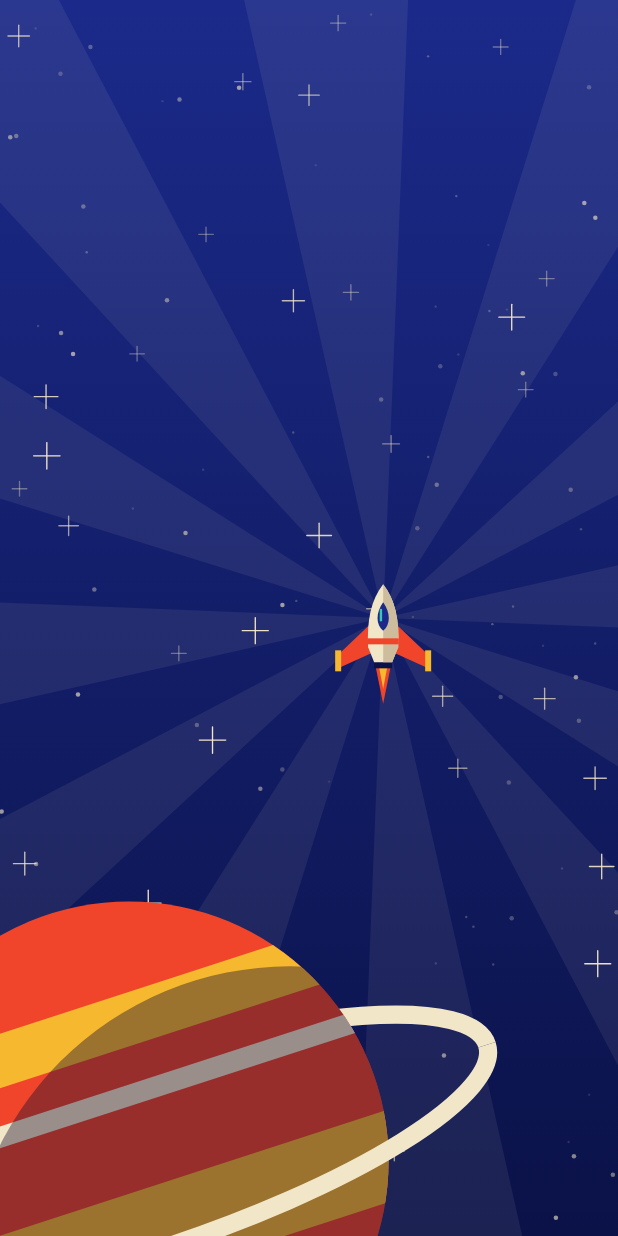
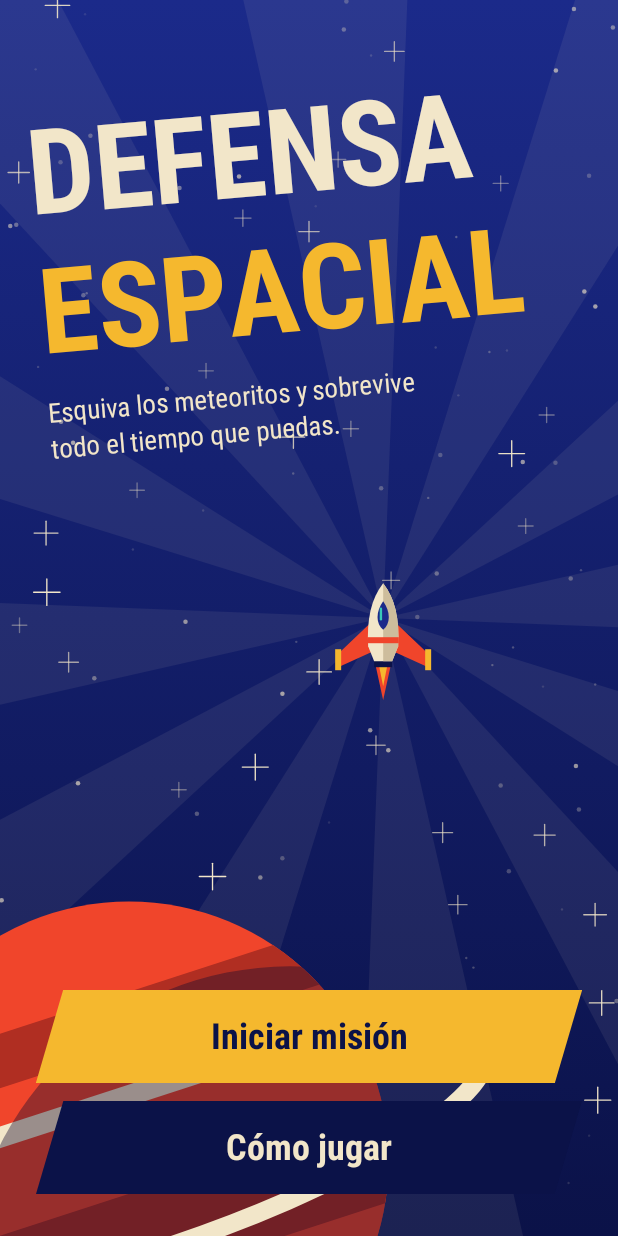
Before and after one commit to yefersonquispe-cloud/VideojuegoLab13, an Android app built with Jetpack Compose: the screen it shows after launch (MainActivity), on a phone screen of 412 x 824 dp. Run offline under Robolectric (Android 15) with nearby library versions, the phone set to English and light mode, and no system bars.

Commit message:
Implementé las pantallas del juego con AnimatedContent

```diff
--- /dev/null
+++ b/app/src/main/java/com/yeferson/videojuegolab13/components/GameOverlays.kt
@@ -0,0 +1,380 @@
+package com.yeferson.videojuegolab13.components
+
+import androidx.compose.animation.AnimatedContent
+import androidx.compose.animation.AnimatedVisibility
+import androidx.compose.animation.animateContentSize
+import androidx.compose.animation.core.Animatable
+import androidx.compose.animation.core.FastOutSlowInEasing
+import androidx.compose.animation.core.MutableTransitionState
+import androidx.compose.animation.core.RepeatMode
+import androidx.compose.animation.core.Spring
+import androidx.compose.animation.core.animateFloat
+import androidx.compose.animation.core.animateFloatAsState
+import androidx.compose.animation.core.animateIntAsState
+import androidx.compose.animation.core.infiniteRepeatable
+import androidx.compose.animation.core.rememberInfiniteTransition
+import androidx.compose.animation.core.spring
+import androidx.compose.animation.core.tween
+import androidx.compose.animation.expandVertically
+import androidx.compose.animation.fadeIn
+import androidx.compose.animation.fadeOut
+import androidx.compose.animation.scaleIn
+import androidx.compose.animation.scaleOut
+import androidx.compose.animation.shrinkVertically
+import androidx.compose.animation.togetherWith
+import androidx.compose.foundation.background
+import androidx.compose.foundation.clickable
+import androidx.compose.foundation.interaction.MutableInteractionSource
+import androidx.compose.foundation.interaction.collectIsPressedAsState
+import androidx.compose.foundation.layout.Arrangement
+import androidx.compose.foundation.layout.Box
+import androidx.compose.foundation.layout.BoxWithConstraints
+import androidx.compose.foundation.layout.Column
+import androidx.compose.foundation.layout.Row
+import androidx.compose.foundation.layout.Spacer
+import androidx.compose.foundation.layout.WindowInsets
+import androidx.compose.foundation.layout.displayCutout
+import androidx.compose.foundation.layout.fillMaxSize
+import androidx.compose.foundation.layout.fillMaxWidth
+import androidx.compose.foundation.layout.height
+import androidx.compose.foundation.layout.padding
+import androidx.compose.foundation.layout.windowInsetsPadding
+import androidx.compose.foundation.shape.GenericShape
+import androidx.compose.material3.MaterialTheme
+import androidx.compose.material3.Text
+import androidx.compose.runtime.Composable
+import androidx.compose.runtime.LaunchedEffect
+import androidx.compose.runtime.getValue
+import androidx.compose.runtime.mutableStateOf
+import androidx.compose.runtime.remember
+import androidx.compose.runtime.setValue
+import androidx.compose.ui.Alignment
+import androidx.compose.ui.Modifier
+import androidx.compose.ui.draw.clip
+import androidx.compose.ui.graphics.Color
+import androidx.compose.ui.graphics.graphicsLayer
+import androidx.compose.ui.input.pointer.pointerInput
+import androidx.compose.ui.text.TextStyle
+import androidx.compose.ui.unit.TextUnit
+import androidx.compose.ui.unit.dp
+import androidx.compose.ui.unit.sp
+import com.yeferson.videojuegolab13.game.GameEngine
+import com.yeferson.videojuegolab13.game.GamePhase
+import com.yeferson.videojuegolab13.ui.theme.Bermellon
+import com.yeferson.videojuegolab13.ui.theme.Hueso
+import com.yeferson.videojuegolab13.ui.theme.Mostaza
+import com.yeferson.videojuegolab13.ui.theme.Noche
+import kotlinx.coroutines.delay
+
+private enum class OverlayKind { MENU, COUNTDOWN, NONE, PAUSE, GAME_OVER }
+
+private val PosterShape = GenericShape { size, _ ->
+    moveTo(size.width * 0.05f, 0f)
+    lineTo(size.width, 0f)
+    lineTo(size.width * 0.95f, size.height)
+    lineTo(0f, size.height)
+    close()
+}
+
+@Composable
+fun GameOverlays(engine: GameEngine, modifier: Modifier = Modifier) {
+    val kind = when (engine.phase) {
+        GamePhase.MENU -> OverlayKind.MENU
+        GamePhase.COUNTDOWN -> OverlayKind.COUNTDOWN
+        GamePhase.PAUSED -> OverlayKind.PAUSE
+        GamePhase.GAME_OVER -> OverlayKind.GAME_OVER
+        else -> OverlayKind.NONE
+    }
+
+    // AnimatedContent cambia entre las pantallas del juego con tiempos personalizados
+    AnimatedContent(
+        targetState = kind,
+        modifier = modifier.fillMaxSize(),
+        transitionSpec = {
+            (fadeIn(tween(500, delayMillis = 120)) +
+                scaleIn(tween(500, delayMillis = 120), initialScale = 0.94f)) togetherWith
+                fadeOut(tween(300))
+        },
+        label = "pantallasDelJuego"
+    ) { current ->
+        when (current) {
+            OverlayKind.MENU -> MenuOverlay(engine)
+            OverlayKind.COUNTDOWN -> CountdownOverlay(engine)
+            OverlayKind.PAUSE -> PauseOverlay(engine)
+            OverlayKind.GAME_OVER -> GameOverOverlay(engine)
+            OverlayKind.NONE -> Box(Modifier.fillMaxSize())
+        }
+    }
+}
+
+@Composable
+private fun MenuOverlay(engine: GameEngine) {
+    var showHelp by remember { mutableStateOf(false) }
+
+    BoxWithConstraints(
+        modifier = Modifier
+            .fillMaxSize()
+            .windowInsetsPadding(WindowInsets.displayCutout)
+            .padding(horizontal = 24.dp, vertical = 28.dp)
+    ) {
+        val titleSize = (maxWidth.value / 4.6f).coerceAtMost(92f).sp
+
+        Column(
+            modifier = Modifier
+                .align(Alignment.TopStart)
+                .padding(top = 28.dp)
+                .graphicsLayer { rotationZ = -5f }
+        ) {
+            DroppingTitle(text = "DEFENSA", startDelay = 150, color = Hueso, fontSize = titleSize)
+            DroppingTitle(text = "ESPACIAL", startDelay = 560, color = Mostaza, fontSize = titleSize)
+            Spacer(Modifier.height(10.dp))
+            Text(
+                text = "Esquiva los meteoritos y sobrevive\ntodo el tiempo que puedas.",
+                style = MaterialTheme.typography.bodyLarge,
+                color = Hueso
+            )
+        }
+
+        Column(
+            modifier = Modifier
+                .align(Alignment.BottomCenter)
+                .fillMaxWidth()
+                .animateContentSize(spring(stiffness = Spring.StiffnessMediumLow)),
+            verticalArrangement = Arrangement.spacedBy(12.dp)
+        ) {
+            AnimatedVisibility(
+                visible = showHelp,
+                enter = expandVertically(spring(stiffness = Spring.StiffnessMediumLow)) + fadeIn(),
+                exit = shrinkVertically(tween(260)) + fadeOut(tween(200))
+            ) {
+                Column(
+                    modifier = Modifier
+                        .fillMaxWidth()
+                        .background(Noche.copy(alpha = 0.92f))
+                        .padding(16.dp),
+                    verticalArrangement = Arrangement.spacedBy(8.dp)
+                ) {
+                    HelpLine("Arrastra el dedo para mover la nave.")
+                    HelpLine("La nave dispara sola y los meteoritos grandes se parten.")
+                    HelpLine("Destruye meteoritos para cargar el pulso y limpia la pantalla.")
+                }
+            }
+            if (engine.bestScore > 0) {
+                Text(
+                    text = "Tu récord: ${engine.bestScore} puntos",
+                    style = MaterialTheme.typography.titleLarge,
+                    color = Hueso
+                )
+            }
+            PosterButton(
+                text = "Iniciar misión",
+                background = Mostaza,
+                content = Noche,
+                pulsing = true,
+                onClick = engine::startMission
+            )
+            PosterButton(
+                text = if (showHelp) "Ocultar ayuda" else "Cómo jugar",
+                background = Noche,
+                content = Hueso,
+                onClick = { showHelp = !showHelp }
+            )
+        }
+    }
+}
+
+@Composable
+private fun HelpLine(text: String) {
+    Text(text = text, style = MaterialTheme.typography.bodyLarge, color = Hueso)
+}
+
+// Las letras del título caen una por una con rebote
+@Composable
+private fun DroppingTitle(text: String, startDelay: Int, color: Color, fontSize: TextUnit) {
+    Row {
+        text.forEachIndexed { index, letter ->
+            val drop = remember { Animatable(1f) }
+            LaunchedEffect(Unit) {
+                delay(startDelay + index * 55L)
+                drop.animateTo(0f, spring(dampingRatio = 0.48f, stiffness = 240f))
+            }
+            Text(
+                text = letter.toString(),
+                style = TextStyle(
+                    fontFamily = MaterialTheme.typography.displayLarge.fontFamily,
+                    fontWeight = MaterialTheme.typography.displayLarge.fontWeight,
+                    fontSize = fontSize,
+                    lineHeight = fontSize
+                ),
+                color = color,
+                modifier = Modifier.graphicsLayer {
+                    translationY = -drop.value * 420f
+                    rotationZ = drop.value * -28f
+                    alpha = (1f - drop.value * 1.4f).coerceIn(0f, 1f)
+                }
+            )
+        }
+    }
+}
+
+@Composable
+private fun CountdownOverlay(engine: GameEngine) {
+    Box(modifier = Modifier.fillMaxSize(), contentAlignment = Alignment.Center) {
+        AnimatedContent(
+            targetState = engine.countdown,
+            transitionSpec = {
+                (scaleIn(spring(dampingRatio = 0.5f, stiffness = 300f), initialScale = 2.4f) +
+                    fadeIn(tween(160))) togetherWith
+                    (scaleOut(tween(220), targetScale = 0.4f) + fadeOut(tween(220)))
+            },
+            label = "cuentaRegresiva"
+        ) { value ->
+            Text(
+                text = if (value == 0) "¡Ya!" else value.toString(),
+                style = MaterialTheme.typography.displayLarge.copy(fontSize = 132.sp, lineHeight = 136.sp),
+                color = if (value == 0) Mostaza else Hueso
+            )
+        }
+    }
+}
+
+@Composable
+private fun PauseOverlay(engine: GameEngine) {
+    OverlayPanel {
+        Text(
+            text = "Pausa",
+            style = MaterialTheme.typography.displayLarge,
+            color = Hueso
+        )
+        Spacer(Modifier.height(6.dp))
+        Text(
+            text = "${formatTime(engine.secondsSurvived)} en vuelo y ${engine.score} puntos",
+            style = MaterialTheme.typography.bodyLarge,
+            color = Hueso
+        )
+        Spacer(Modifier.height(30.dp))
+        PosterButton("Continuar", Mostaza, Noche, onClick = engine::resume)
+        Spacer(Modifier.height(12.dp))
+        PosterButton("Reiniciar misión", Hueso, Noche, onClick = engine::startMission)
+        Spacer(Modifier.height(12.dp))
+        PosterButton("Volver al menú", Noche, Hueso, onClick = engine::backToMenu)
+    }
+}
+
+@Composable
+private fun GameOverOverlay(engine: GameEngine) {
+    // Los resultados suben desde cero al aparecer la pantalla
+    var started by remember { mutableStateOf(false) }
+    LaunchedEffect(Unit) { started = true }
+    val shownScore by animateIntAsState(
+        targetValue = if (started) engine.score else 0,
+        animationSpec = tween(1400, delayMillis = 300, easing = FastOutSlowInEasing),
+        label = "puntajeFinal"
+    )
+    val shownMeteors by animateIntAsState(
+        targetValue = if (started) engine.meteorsDestroyed else 0,
+        animationSpec = tween(1100, delayMillis = 500, easing = FastOutSlowInEasing),
+        label = "meteoritosFinales"
+    )
+    val recordState = remember {
+        MutableTransitionState(false).apply { targetState = engine.isNewRecord }
+    }
+
+    OverlayPanel {
+        Text(
+            text = "Nave\ndestruida",
+            style = MaterialTheme.typography.displayLarge,
+            color = Bermellon
+        )
+        Spacer(Modifier.height(18.dp))
+        Text(
+            text = shownScore.toString(),
+            style = MaterialTheme.typography.displayLarge,
+            color = Hueso
+        )
+        Text(text = "puntos", style = MaterialTheme.typography.titleLarge, color = Hueso)
+        AnimatedVisibility(
+            visibleState = recordState,
+            enter = scaleIn(spring(dampingRatio = 0.4f, stiffness = 260f)) + fadeIn()
+        ) {
+            Text(
+                text = "¡Nuevo récord!",
+                modifier = Modifier
+                    .padding(top = 12.dp)
+                    .background(Mostaza)
+                    .padding(horizontal = 14.dp, vertical = 5.dp),
+                style = MaterialTheme.typography.titleLarge,
+                color = Noche
+            )
+        }
+        Spacer(Modifier.height(14.dp))
+        Text(
+            text = "Sobreviviste ${formatTime(engine.secondsSurvived)} y destruiste $shownMeteors meteoritos",
+            style = MaterialTheme.typography.bodyLarge,
+            color = Hueso
+        )
+        Spacer(Modifier.height(28.dp))
+        PosterButton("Reintentar misión", Mostaza, Noche, pulsing = true, onClick = engine::startMission)
+        Spacer(Modifier.height(12.dp))
+        PosterButton("Volver al menú", Noche, Hueso, onClick = engine::backToMenu)
+    }
+}
+
+@Composable
+private fun OverlayPanel(content: @Composable () -> Unit) {
+    Column(
+        modifier = Modifier
+            .fillMaxSize()
+            .background(Noche.copy(alpha = 0.72f))
+            .pointerInput(Unit) { }
+            .windowInsetsPadding(WindowInsets.displayCutout)
+            .padding(horizontal = 24.dp, vertical = 28.dp),
+        verticalArrangement = Arrangement.Center
+    ) {
+        content()
+    }
+}
+
+@Composable
+private fun PosterButton(
+    text: String,
+    background: Color,
+    content: Color,
+    modifier: Modifier = Modifier,
+    pulsing: Boolean = false,
+    onClick: () -> Unit
+) {
+    val interaction = remember { MutableInteractionSource() }
+    val pressed by interaction.collectIsPressedAsState()
+    val pressScale by animateFloatAsState(
+        targetValue = if (pressed) 0.94f else 1f,
+        animationSpec = spring(dampingRatio = Spring.DampingRatioMediumBouncy),
+        label = "presionBoton"
+    )
+    val beat by rememberInfiniteTransition(label = "botonLatido").animateFloat(
+        initialValue = 1f,
+        targetValue = 1.035f,
+        animationSpec = infiniteRepeatable(
+            animation = tween(760, easing = FastOutSlowInEasing),
+            repeatMode = RepeatMode.Reverse
+        ),
+        label = "escalaBoton"
+    )
+
+    Box(
+        modifier = modifier
+            .fillMaxWidth()
+            .height(62.dp)
+            .graphicsLayer {
+                val scale = pressScale * if (pulsing) beat else 1f
+                scaleX = scale
+                scaleY = scale
+            }
+            .clip(PosterShape)
+            .background(background)
+            .clickable(interactionSource = interaction, indication = null, onClick = onClick),
+        contentAlignment = Alignment.Center
+    ) {
+        Text(text = text, style = MaterialTheme.typography.titleLarge, color = content)
+    }
+}
--- a/app/src/main/java/com/yeferson/videojuegolab13/components/SpaceBackground.kt
+++ b/app/src/main/java/com/yeferson/videojuegolab13/components/SpaceBackground.kt
@@ -37,7 +37,6 @@ import com.yeferson.videojuegolab13.game.GamePhase
 import com.yeferson.videojuegolab13.game.sectorAt
 import com.yeferson.videojuegolab13.ui.theme.Bermellon
 import com.yeferson.videojuegolab13.ui.theme.Hueso
-import com.yeferson.videojuegolab13.ui.theme.Mostaza
 import kotlin.math.cos
 import kotlin.math.hypot
 import kotlin.math.sin
@@ -45,6 +44,7 @@ import kotlin.random.Random
 
 private const val RAY_COUNT = 12
 private const val TWO_PI = 6.2832f
+private val FranjaPlaneta = Color(0xFFB02E22)
 
 private class Star(val x: Float, val y: Float, val layer: Int, val phase: Float)
 
@@ -185,7 +185,7 @@ private fun DrawScope.drawPlanet() {
         // Franjas planas del planeta
         rotate(-18f, center) {
             drawRect(
-                Mostaza,
+                FranjaPlaneta,
                 Offset(0f, center.y - radius * 0.62f),
                 Size(size.width, radius * 0.2f)
             )
@@ -195,7 +195,7 @@ private fun DrawScope.drawPlanet() {
                 Size(size.width, radius * 0.08f)
             )
             drawRect(
-                Mostaza,
+                FranjaPlaneta,
                 Offset(0f, center.y + radius * 0.12f),
                 Size(size.width, radius * 0.34f)
             )
--- a/app/src/main/java/com/yeferson/videojuegolab13/screens/GameScreen.kt
+++ b/app/src/main/java/com/yeferson/videojuegolab13/screens/GameScreen.kt
@@ -1,5 +1,6 @@
 package com.yeferson.videojuegolab13.screens
 
+import androidx.activity.compose.BackHandler
 import androidx.compose.foundation.background
 import androidx.compose.foundation.layout.Box
 import androidx.compose.foundation.layout.fillMaxSize
@@ -13,15 +14,22 @@ import androidx.compose.ui.input.pointer.positionChangeIgnoreConsumed
 import androidx.compose.ui.layout.onSizeChanged
 import androidx.compose.ui.platform.LocalDensity
 import com.yeferson.videojuegolab13.components.GameHud
+import com.yeferson.videojuegolab13.components.GameOverlays
 import com.yeferson.videojuegolab13.components.GameWorld
 import com.yeferson.videojuegolab13.components.SpaceBackground
 import com.yeferson.videojuegolab13.game.GameEngine
+import com.yeferson.videojuegolab13.game.GamePhase
 import com.yeferson.videojuegolab13.ui.theme.Noche
 
 @Composable
 fun GameScreen() {
     val engine = remember { GameEngine() }
     val density = LocalDensity.current.density
+
+    // El botón atrás pausa la partida o la continúa
+    BackHandler(enabled = engine.phase == GamePhase.PLAYING || engine.phase == GamePhase.PAUSED) {
+        if (engine.phase == GamePhase.PLAYING) engine.pause() else engine.resume()
+    }
 
     // Bucle principal: avanza el juego una vez por cada fotograma de la pantalla
     LaunchedEffect(engine) {
@@ -56,5 +64,6 @@ fun GameScreen() {
         SpaceBackground(engine = engine)
         GameWorld(engine = engine)
         GameHud(engine = engine)
+        GameOverlays(engine = engine)
     }
 }
```
